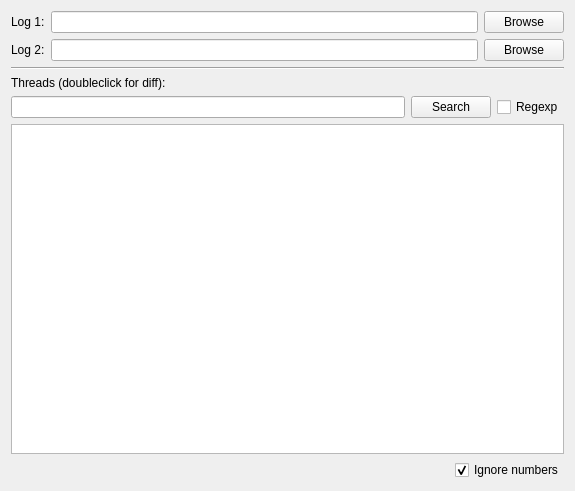
Above: logdiff.ui from harjoc/LogDiff before the change. Below: the same form after it.
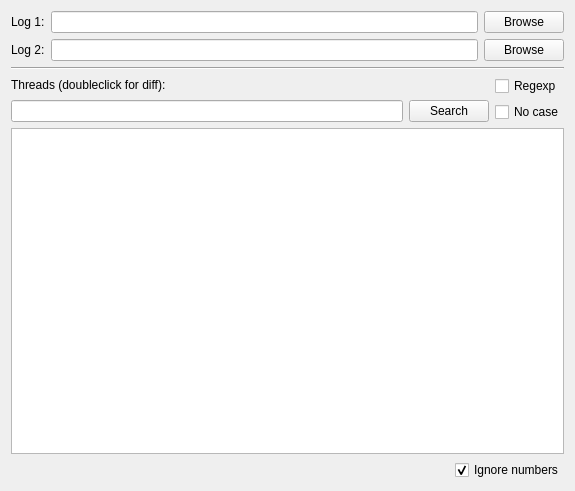
That is the form after the change.

Commit message: nocase search option

```diff
--- a/logdiff.ui
+++ b/logdiff.ui
@@ -14,7 +14,7 @@
    <string>LogDiff</string>
   </property>
   <widget class="QWidget" name="centralWidget">
-   <layout class="QVBoxLayout" name="verticalLayout">
+   <layout class="QVBoxLayout" name="verticalLayout_3">
     <item>
      <layout class="QHBoxLayout" name="horizontalLayout">
       <item>
@@ -77,6 +77,10 @@
      </widget>
     </item>
     <item>
+     <layout class="QHBoxLayout" name="horizontalLayout_5">
+      <item>
+       <layout class="QVBoxLayout" name="verticalLayout_2">
+        <item>
      <widget class="QLabel" name="label_3">
       <property name="sizePolicy">
        <sizepolicy hsizetype="Expanding" vsizetype="Preferred">
@@ -101,12 +105,33 @@
         </property>
        </widget>
       </item>
+         </layout>
+        </item>
+       </layout>
+      </item>
+      <item>
+       <layout class="QVBoxLayout" name="verticalLayout">
       <item>
        <widget class="QCheckBox" name="regexpCheck">
+          <property name="sizePolicy">
+           <sizepolicy hsizetype="Minimum" vsizetype="Preferred">
+            <horstretch>0</horstretch>
+            <verstretch>0</verstretch>
+           </sizepolicy>
+          </property>
         <property name="text">
          <string>Regexp</string>
         </property>
        </widget>
+        </item>
+        <item>
+         <widget class="QCheckBox" name="nocaseCheck">
+          <property name="text">
+           <string>No case</string>
+          </property>
+         </widget>
+        </item>
+       </layout>
       </item>
      </layout>
     </item>
```
Lines whose indentation alone changed are shown as unchanged. The commit also changes 1 other file.
